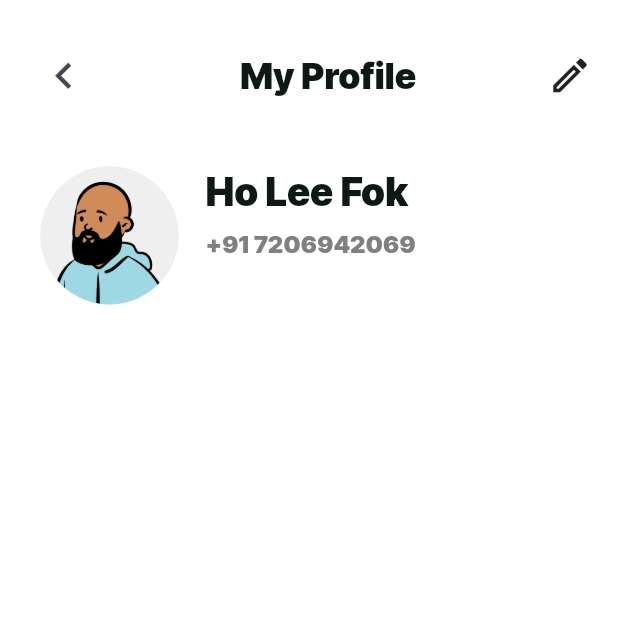
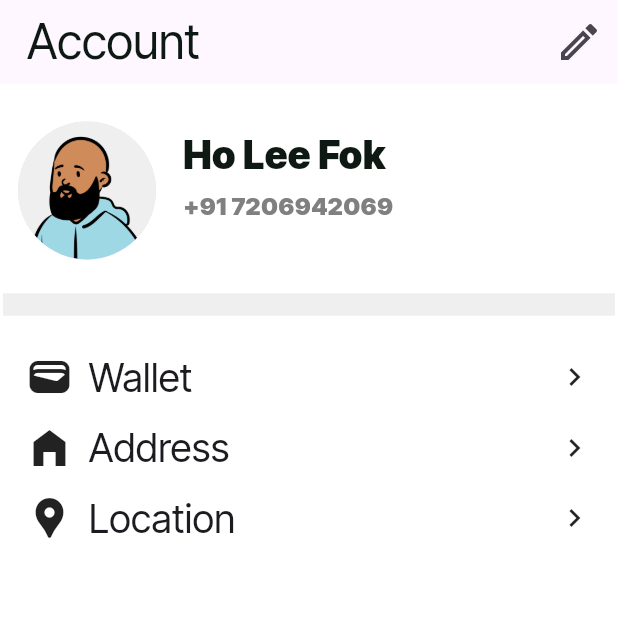
Before and after one commit to monishshriyan/home-assist, a Flutter app: the AccountScreen screen opened directly, on a phone screen of 412 x 824 dp, the top half of it. Run offline on Flutter 3.47's test engine with Material 3 defaults, Android fonts, the phone set to English and light mode, and no system bars; our stand-ins replace carousel_slider, google_fonts, hexcolor, rive, smooth_page_indicator.

Commit message:
added ListView to account_screen.dart

```diff
--- a/lib/base/account_screen.dart
+++ b/lib/base/account_screen.dart
@@ -1,3 +1,5 @@
+import 'dart:math';
+
 import 'package:flutter/material.dart';
 import 'package:homeassist/base/constants.dart';
 import 'package:google_fonts/google_fonts.dart';
@@ -10,58 +12,52 @@ class AccountScreen extends StatefulWidget {
 }
 
 class _AccountScreenState extends State<AccountScreen> {
+  static const double _sizedBoxHeight = 25;
+  static const double _sizedBoxWidth = 10;
+  static const double _iconSize = 32;
+  static const double _fontSize = 26;
+  static const double _listGap = 10;
+
   @override
   Widget build(BuildContext context) {
     return Scaffold(
+        appBar: AppBar(
+          automaticallyImplyLeading: false, // This will remove the back button
+          title: Container(
+            margin: const EdgeInsets.symmetric(horizontal: 2),
+            child: Text(
+              'Account',
+              style:
+                  TextStyle(color: ColorConstants.textDarkGreen, fontSize: 32),
+            ),
+          ),
+          actions: [
+            Container(
+              margin: const EdgeInsets.symmetric(horizontal: 2),
+              child: IconButton(
+                icon: const Icon(
+                  Icons.mode_edit_outlined,
+                  size: 32,
+                ), // This will add an edit icon on the right side
+                onPressed: () {
+                  // You can add a callback here to handle the edit button press
+                },
+              ),
+            ),
+          ],
+        ),
         backgroundColor: ColorConstants.backgroundWhite,
         body: SafeArea(
             child: Padding(
-          padding: const EdgeInsets.symmetric(horizontal: 2.0),
+          padding: const EdgeInsets.symmetric(horizontal: 2),
           child: SingleChildScrollView(
             child: Column(
               children: [
-              Container(
-                margin: const EdgeInsets.symmetric(
-                    horizontal: ValueConstants.containerMargin),
-                padding: const EdgeInsets.only(top: 25),
-                child: Row(
-                  mainAxisAlignment: MainAxisAlignment.spaceBetween,
-                  children: [
-                    //Back icon
-                    IconButton(
-  icon: const Icon(Icons.keyboard_arrow_left_outlined, size: 35),
-  onPressed: () {
-    Navigator.pushReplacementNamed(context, '/home');
-  },
-),
-
-                    SizedBox(
-                      width: 10
-                    ),
-                    //Profile Text
-                    Text(
-                          ' My Profile',
-                          style: TextStyle(
-                                /* fontFamily: , */
-                                color: ColorConstants.textDarkGreen,
-                                fontSize: 24,
-                                fontWeight: FontWeight.w900),
-                          ),
-                    SizedBox(
-                      width: 10
-                    ),
-                    //Edit icon
-                    const Icon(Icons.mode_edit_outline_outlined,size: 30,),
-                  ],
-                )
-              ),
-              SizedBox(
-                height: 35,
+                const SizedBox(
+                  height: _sizedBoxHeight,
                 ),
                 //Profile Info
                 Container(
-                margin: const EdgeInsets.symmetric(
-                    horizontal: ValueConstants.containerMargin),
                     padding: const EdgeInsets.only(left: 10),
                     child: Row(
                         mainAxisAlignment: MainAxisAlignment.start,
@@ -70,11 +66,11 @@ class _AccountScreenState extends State<AccountScreen> {
                             radius: 46,
                             backgroundImage: AssetImage('images/pfp.png'),
                           ),
-                        SizedBox(
+                          const SizedBox(
                             width: 18,
                           ),
                           Transform.translate(
-                          offset: Offset(0, -15),
+                            offset: const Offset(0, -10),
                             child: Column(
                                 crossAxisAlignment: CrossAxisAlignment.start,
                                 children: [
@@ -86,7 +82,7 @@ class _AccountScreenState extends State<AccountScreen> {
                                         fontSize: 26,
                                         fontWeight: FontWeight.w900),
                                   ),
-                          SizedBox(
+                                  const SizedBox(
                                     height: 5,
                                   ),
                                   Text(
@@ -97,17 +93,120 @@ class _AccountScreenState extends State<AccountScreen> {
                                         fontSize: 16,
                                         fontWeight: FontWeight.w900),
                                   ),
-                          ]
+                                ]),
                           ),
+                        ])),
+
+                const Divider(
+                  thickness: 15,
+                  height: 60,
+                  color: Color.fromARGB(147, 227, 227, 227),
+/*                   indent: ValueConstants.containerMargin,
+                  endIndent: ValueConstants.containerMargin, */
                 ),
-                  ]
-                )
+
+                ListView(
+                    shrinkWrap: true,
+                    physics: const NeverScrollableScrollPhysics(),
+                    children: [
+                      Container(
+                          margin: const EdgeInsets.symmetric(
+                              horizontal: ValueConstants.containerMargin),
+                          child: const Row(
+                            mainAxisAlignment: MainAxisAlignment.spaceBetween,
+                            children: [
+                              const Row(
+                                children: [
+                                  Icon(
+                                    Icons.wallet,
+                                    size: _iconSize,
+                                  ),
+                                  SizedBox(
+                                    width: _sizedBoxWidth,
+                                  ),
+                                  Text(
+                                    'Wallet',
+                                    style: TextStyle(fontSize: _fontSize),
                                   ),
                                 ],
                               ),
+                              Row(
+                                children: [
+                                  const Icon(Icons.chevron_right),
+                                ],
                               ),
-          )
-        )
-    );
+                            ],
+                          )),
+
+                      const SizedBox(
+                        height: _listGap,
+                      ),
+                      //second row
+                      Container(
+                          margin: const EdgeInsets.symmetric(
+                              horizontal: ValueConstants.containerMargin),
+                          child: const Row(
+                            mainAxisAlignment: MainAxisAlignment.spaceBetween,
+                            children: [
+                              const Row(
+                                children: [
+                                  Icon(
+                                    Icons.home_filled,
+                                    size: _iconSize,
+                                  ),
+                                  SizedBox(
+                                    width: _sizedBoxWidth,
+                                  ),
+                                  Text(
+                                    'Address',
+                                    style: TextStyle(fontSize: _fontSize),
+                                  ),
+                                ],
+                              ),
+                              Row(
+                                children: [
+                                  const Icon(Icons.chevron_right),
+                                ],
+                              ),
+                            ],
+                          )),
+
+                      const SizedBox(
+                        height: _listGap,
+                      ),
+                      //third row
+                      Container(
+                          margin: const EdgeInsets.symmetric(
+                              horizontal: ValueConstants.containerMargin),
+                          child: const Row(
+                            mainAxisAlignment: MainAxisAlignment.spaceBetween,
+                            children: [
+                              const Row(
+                                children: [
+                                  Icon(
+                                    Icons.location_pin,
+                                    size: _iconSize,
+                                  ),
+                                  SizedBox(
+                                    width: _sizedBoxWidth,
+                                  ),
+                                  Text(
+                                    'Location',
+                                    style: TextStyle(fontSize: _fontSize),
+                                  ),
+                                ],
+                              ),
+                              Row(
+                                children: [
+                                  const Icon(Icons.chevron_right),
+                                ],
+                              ),
+                            ],
+                          ))
+                    ])
+              ],
+            ),
+          ),
+        )));
   }
 }
```
Lines whose indentation alone changed are shown as unchanged.
